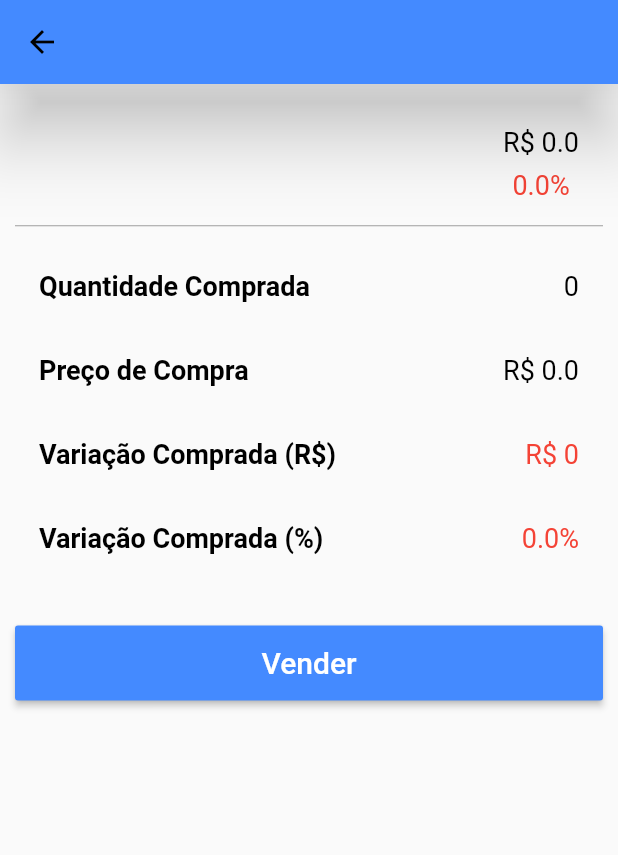
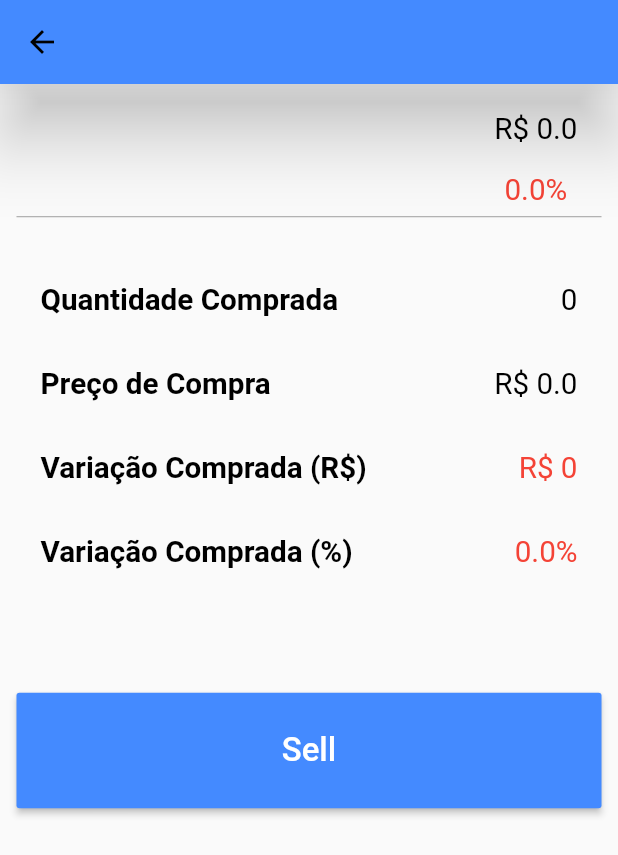
Before and after one commit to iojoaomarcos/Stonks, a Flutter app: the DetalhaAcaoComprada screen opened directly with empty values, on a phone screen of 412 x 824 dp. Shown: the top 855 px of the screen. Run offline on Flutter 3.47's test engine with Material 2 defaults, Android fonts, the phone set to English and light mode, and no system bars; our stand-ins replace firebase_auth, firebase_database, google_sign_in, sqflite; accounts and stored records are empty.

Commit message:
setWidth objetos faltantes

```diff
--- a/Projeto_Final/lib/mercado/detalha_acao_comprada.dart
+++ b/Projeto_Final/lib/mercado/detalha_acao_comprada.dart
@@ -4,6 +4,8 @@ import 'package:flutter/material.dart';
 import 'package:http/http.dart' as http;
 import 'dart:async';
 import 'dart:convert';
+
+import 'package:projeto_final_acoes/helpers/appSize.dart';
 
 class DetalhaAcaoComprada extends StatefulWidget {
   @override
@@ -27,7 +29,8 @@ class DetalhaAcaoComprada extends StatefulWidget {
     @required this.percent,
     @required this.valFinal,
     @required this.price,
-    @required this.changePercent,}) : super(key: key);
+    @required this.changePercent,
+  }) : super(key: key);
 }
 
 class _DetalhaAcaoCompradaState extends State<DetalhaAcaoComprada> {
@@ -40,16 +43,26 @@ class _DetalhaAcaoCompradaState extends State<DetalhaAcaoComprada> {
   double price;
   double changePercent;
 
+  //Responsive APP
+  double setWidth(double value) {
+    return value * AppSize.widthProportions(MediaQuery.of(context).size.width);
+  }
+
+  double setHeight(double value) {
+    return value *
+        AppSize.heightProportions(MediaQuery.of(context).size.height);
+  }
+
   @override
   void initState() {
     super.initState();
-    name          = widget.name;
-    symbol        = widget.symbol;
-    qtde          = widget.qtde;
-    priceBuy      = widget.priceBuy;
-    percent       = widget.percent;
-    valFinal      = widget.valFinal;
-    price         = widget.price;
+    name = widget.name;
+    symbol = widget.symbol;
+    qtde = widget.qtde;
+    priceBuy = widget.priceBuy;
+    percent = widget.percent;
+    valFinal = widget.valFinal;
+    price = widget.price;
     changePercent = widget.changePercent;
   }
 
@@ -58,20 +71,26 @@ class _DetalhaAcaoCompradaState extends State<DetalhaAcaoComprada> {
       return Column(
         children: <Widget>[
           Padding(
-                    padding: const EdgeInsets.only(bottom: 8.0),
-                    child: Text('R\$ $price', style: TextStyle(color: Colors.black, fontSize: 18.0)),
+            padding: EdgeInsets.only(bottom: setHeight(8.0)),
+            child: Text('R\$ $price',
+                style:
+                    TextStyle(color: Colors.black, fontSize: setWidth(18.0))),
           ),
-                  Text('$changePercent%', style: TextStyle(color: Colors.red, fontSize: 18.0))
+          Text('$changePercent%',
+              style: TextStyle(color: Colors.red, fontSize: setWidth(18.0)))
         ],
       );
     } else {
       return Column(
         children: <Widget>[
           Padding(
-                    padding: const EdgeInsets.only(bottom: 8.0),
-                    child: Text('R\$ $price', style: TextStyle(color: Colors.black, fontSize: 18.0)),
+            padding: EdgeInsets.only(bottom: setHeight(8.0)),
+            child: Text('R\$ $price',
+                style:
+                    TextStyle(color: Colors.black, fontSize: setWidth(18.0))),
           ),
-                  Text('$changePercent%', style: TextStyle(color: Colors.green, fontSize: 18.0))
+          Text('$changePercent%',
+              style: TextStyle(color: Colors.green, fontSize: setWidth(18.0)))
         ],
       );
     }
@@ -79,17 +98,21 @@ class _DetalhaAcaoCompradaState extends State<DetalhaAcaoComprada> {
 
   Widget _variacaoValorFinal(valFinal, percent) {
     if (percent <= 0.0) {
-      return Text('R\$ $valFinal', style: TextStyle(color: Colors.red, fontSize: 18.0));
+      return Text('R\$ $valFinal',
+          style: TextStyle(color: Colors.red, fontSize: setWidth(18.0)));
     } else {
-      return Text('R\$ $valFinal', style: TextStyle(color: Colors.green, fontSize: 18.0));
+      return Text('R\$ $valFinal',
+          style: TextStyle(color: Colors.green, fontSize: setWidth(18.0)));
     }
   }
 
   Widget _variacaoPercent(percent) {
     if (percent <= 0.0) {
-      return Text('$percent%', style: TextStyle(color: Colors.red, fontSize: 18.0));
+      return Text('$percent%',
+          style: TextStyle(color: Colors.red, fontSize: setWidth(18.0)));
     } else {
-      return Text('$percent%', style: TextStyle(color: Colors.green, fontSize: 18.0));
+      return Text('$percent%',
+          style: TextStyle(color: Colors.green, fontSize: setWidth(18.0)));
     }
   }
 
@@ -103,7 +126,8 @@ class _DetalhaAcaoCompradaState extends State<DetalhaAcaoComprada> {
         elevation: 20.0,
       ),
       body: SingleChildScrollView(
-        padding: EdgeInsets.fromLTRB(10.0, 20.0, 10.0, 10.0),
+        padding: EdgeInsets.fromLTRB(
+            setWidth(10.0), setHeight(5.0), setWidth(10.0), setHeight(10.0)),
         child: Column(
           crossAxisAlignment: CrossAxisAlignment.stretch,
           children: <Widget>[
@@ -111,74 +135,77 @@ class _DetalhaAcaoCompradaState extends State<DetalhaAcaoComprada> {
               title: Text('$name',
                   style: TextStyle(
                     color: Colors.black,
-                  fontSize: 18.0,
+                    fontSize: setWidth(18.0),
                     fontWeight: FontWeight.bold,
                   )),
               subtitle: Padding(
-                padding: const EdgeInsets.only(top: 8.0),
+                padding: EdgeInsets.only(top: setHeight(8.0)),
                 child: Text(
                   '$symbol',
-                  style: TextStyle(color: Colors.grey[400], fontSize: 14.0),
+                  style: TextStyle(
+                      color: Colors.grey[400], fontSize: setWidth(14.0)),
                 ),
               ),
               trailing: _porcentAcao(price, changePercent),
             ),
             Divider(
-              height: 5.0,
+              height: setHeight(5.0),
               color: Colors.grey,
             ),
             Padding(
-              padding: const EdgeInsets.only(top: 10.0),
+              padding: EdgeInsets.only(top: setHeight(10.0)),
               child: ListTile(
                 title: Text('Quantidade Comprada',
                     style: TextStyle(
                       color: Colors.black,
-                    fontSize: 18.0,
+                      fontSize: setWidth(18.0),
                       fontWeight: FontWeight.bold,
-                  )
-                ),
-                trailing: Text('$qtde', style: TextStyle(color: Colors.black, fontSize: 18.0)),
+                    )),
+                trailing: Text('$qtde',
+                    style: TextStyle(
+                        color: Colors.black, fontSize: setWidth(18.0))),
               ),
             ),
             ListTile(
               title: Text('Preço de Compra',
                   style: TextStyle(
                     color: Colors.black,
-                  fontSize: 18.0,
+                    fontSize: setWidth(18.0),
                     fontWeight: FontWeight.bold,
-                )
-              ),
-              trailing: Text('R\$ $priceBuy', style: TextStyle(color: Colors.black, fontSize: 18.0)),
+                  )),
+              trailing: Text('R\$ $priceBuy',
+                  style:
+                      TextStyle(color: Colors.black, fontSize: setWidth(18.0))),
             ),
             ListTile(
               title: Text('Variação Comprada (R\$)',
                   style: TextStyle(
                     color: Colors.black,
-                  fontSize: 18.0,
+                    fontSize: setWidth(18.0),
                     fontWeight: FontWeight.bold,
-                )
-              ),
+                  )),
               trailing: _variacaoValorFinal(valFinal, percent),
             ),
             Padding(
-              padding: const EdgeInsets.only(bottom: 30.0),
+              padding: EdgeInsets.only(bottom: setHeight(30.0)),
               child: ListTile(
                 title: Text('Variação Comprada (%)',
                     style: TextStyle(
                       color: Colors.black,
-                    fontSize: 18.0,
+                      fontSize: setWidth(18.0),
                       fontWeight: FontWeight.bold,
-                  )
-                ),
+                    )),
                 trailing: _variacaoPercent(percent),
               ),
             ),
             Container(
-              height: 50.0,
+              height: setHeight(35.0),
               child: RaisedButton(
                 color: Colors.blueAccent,
                 onPressed: () {}, //tira posição do banco
-                child: const Text('Vender', style: TextStyle(color: Colors.white, fontSize: 20)),
+                child: Text('Sell',
+                    style: TextStyle(
+                        color: Colors.white, fontSize: setWidth(20.0))),
               ),
             ),
           ],
```
Also changed, not shown: Projeto_Final/lib/mercado/buscaAcao_page.dart (+18 -5 lines), Projeto_Final/lib/mercado/carteira_page.dart (+45 -30 lines), Projeto_Final/lib/mercado/detalha_inclui_acao.dart (+55 -24 lines). Lines whose indentation alone changed are shown as unchanged.
